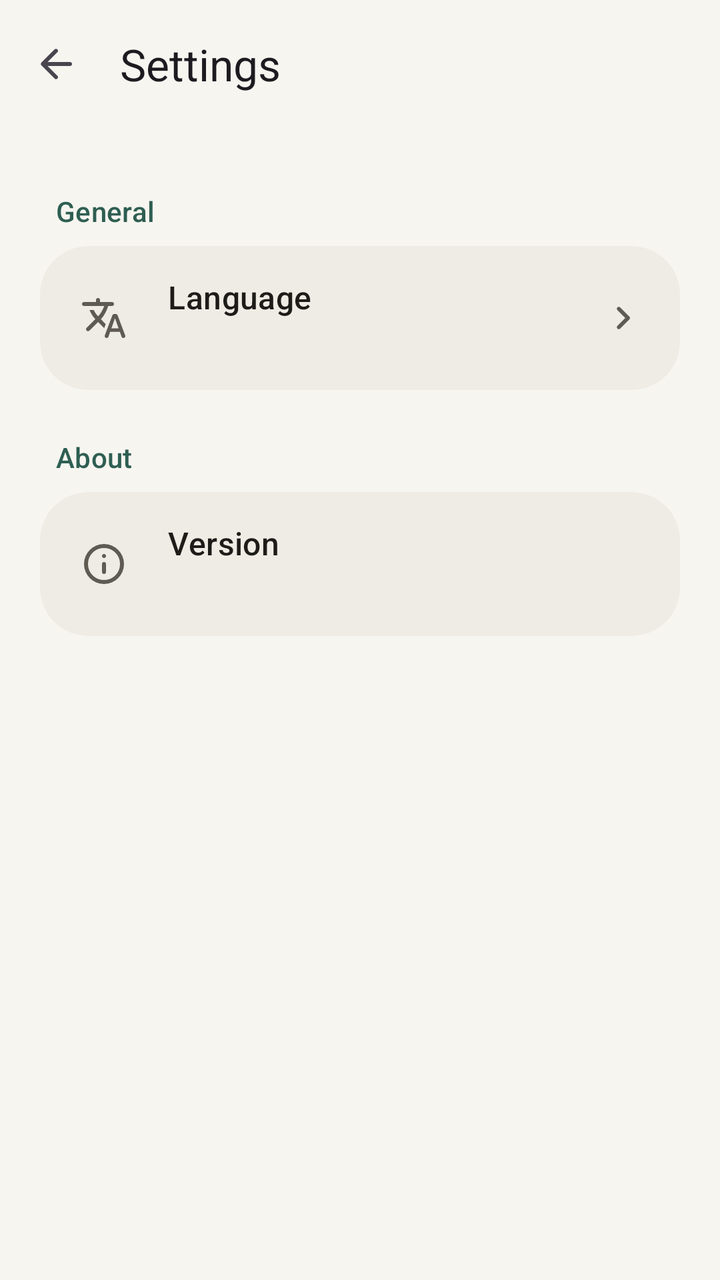
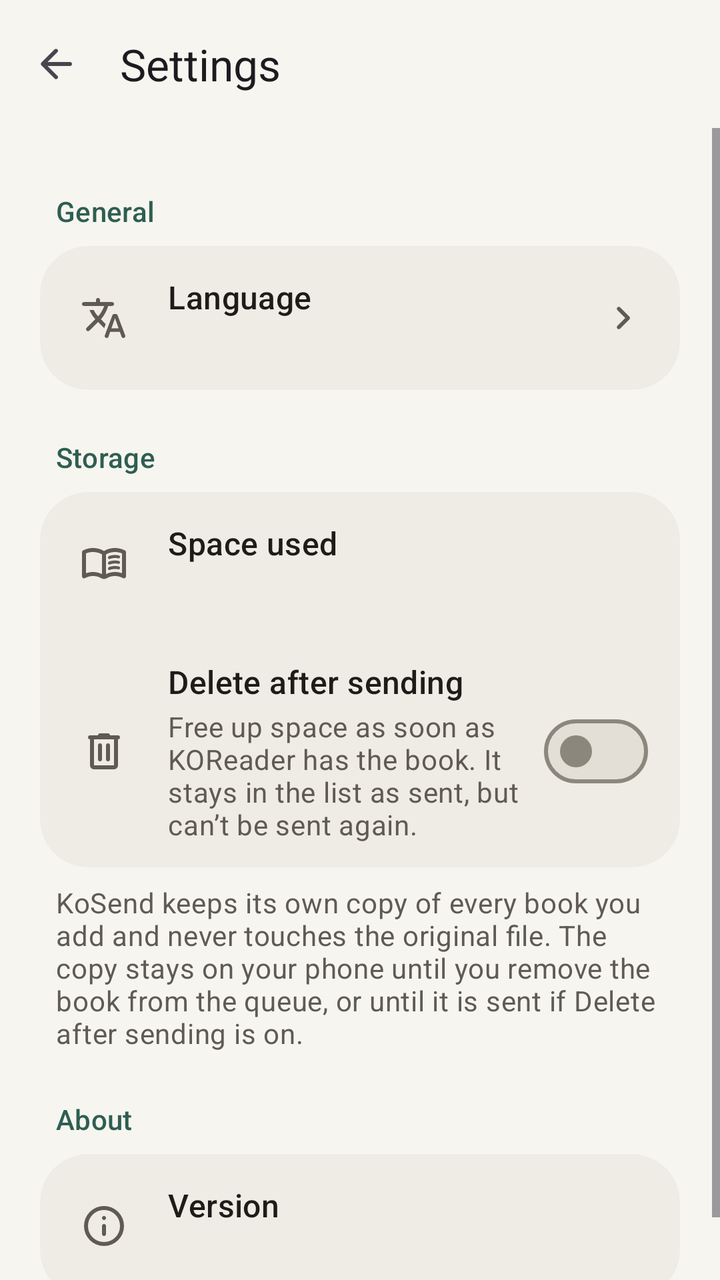

Before-and-after screenshots of an Android layout around one commit, followed by the original layout XML and the change that was made.
<!-- AndroidManifest.xml: application theme AppTheme -->
<!-- res/layout/activity_settings.xml -->
<?xml version="1.0" encoding="utf-8"?>
<LinearLayout xmlns:android="http://schemas.android.com/apk/res/android"
    xmlns:app="http://schemas.android.com/apk/res-auto"
    android:id="@+id/root"
    android:layout_width="match_parent"
    android:layout_height="match_parent"
    android:background="?android:attr/colorBackground"
    android:orientation="vertical">

    <com.google.android.material.appbar.MaterialToolbar
        android:id="@+id/toolbar"
        android:layout_width="match_parent"
        android:layout_height="?attr/actionBarSize"
        app:navigationContentDescription="@string/back"
        app:navigationIcon="@drawable/ic_arrow_back"
        app:title="@string/settings_title" />

    <ScrollView
        android:layout_width="match_parent"
        android:layout_height="match_parent">

        <LinearLayout
            android:layout_width="match_parent"
            android:layout_height="wrap_content"
            android:orientation="vertical"
            android:paddingStart="20dp"
            android:paddingTop="8dp"
            android:paddingEnd="20dp"
            android:paddingBottom="24dp">

            <TextView
                style="@style/SettingsSection"
                android:text="@string/settings_section_general" />

            <com.google.android.material.card.MaterialCardView
                style="?attr/materialCardViewFilledStyle"
                android:layout_width="match_parent"
                android:layout_height="wrap_content"
                app:cardBackgroundColor="?attr/colorSurfaceContainer"
                app:cardCornerRadius="24dp">

                <LinearLayout
                    android:id="@+id/language_row"
                    style="@style/SettingsRow">

                    <ImageView
                        style="@style/SettingsRowIcon"
                        android:src="@drawable/ic_translate" />

                    <LinearLayout style="@style/SettingsRowText">

                        <TextView
                            style="@style/SettingsRowTitle"
                            android:text="@string/settings_language" />

                        <TextView
                            android:id="@+id/language_value"
                            style="@style/SettingsRowValue" />
                    </LinearLayout>

                    <ImageView
                        android:layout_width="24dp"
                        android:layout_height="24dp"
                        android:importantForAccessibility="no"
                        android:src="@drawable/ic_chevron_right"
                        app:tint="?attr/colorOnSurfaceVariant" />
                </LinearLayout>
            </com.google.android.material.card.MaterialCardView>

            <TextView
                style="@style/SettingsSection"
                android:text="@string/settings_section_about" />

            <com.google.android.material.card.MaterialCardView
                style="?attr/materialCardViewFilledStyle"
                android:layout_width="match_parent"
                android:layout_height="wrap_content"
                app:cardBackgroundColor="?attr/colorSurfaceContainer"
                app:cardCornerRadius="24dp">

                <LinearLayout
                    style="@style/SettingsRow"
                    android:background="@null">

                    <ImageView
                        style="@style/SettingsRowIcon"
                        android:src="@drawable/ic_info" />

                    <LinearLayout style="@style/SettingsRowText">

                        <TextView
                            style="@style/SettingsRowTitle"
                            android:text="@string/settings_version" />

                        <TextView
                            android:id="@+id/version_value"
                            style="@style/SettingsRowValue" />
                    </LinearLayout>
                </LinearLayout>
            </com.google.android.material.card.MaterialCardView>
        </LinearLayout>
    </ScrollView>
</LinearLayout>
<!-- resources referenced by this layout -->
<resources>
  <string name="back">Back</string>
  <string name="settings_language">Language</string>
  <string name="settings_title">Settings</string>
  <string name="settings_version">Version</string>
  <color name="primary">#2E5E52</color>
  <color name="on_primary">#FFFFFF</color>
  <color name="primary_container">#D3E8E0</color>
  <color name="on_primary_container">#0E2A23</color>
  <color name="secondary_container">#E6E2D9</color>
  <color name="background">#F7F5F0</color>
  <color name="surface">#F7F5F0</color>
  <color name="surface_container">#EFECE5</color>
  <color name="surface_container_low">#FBFAF7</color>
  <color name="surface_container_high">#E9E5DD</color>
  <color name="on_surface">#1D1C19</color>
  <color name="on_surface_variant">#5F5B53</color>
  <color name="outline">#8C877D</color>
  <color name="outline_variant">#D6D1C7</color>
  <color name="error">#B3261E</color>
  <!-- unchanged entries left out for length: 15 -->
</resources>

<!-- the commit's change to res/layout/activity_settings.xml (unified diff, before → after) -->
@@ -69,6 +69,81 @@
 
             <TextView
                 style="@style/SettingsSection"
+                android:text="@string/settings_section_storage" />
+
+            <com.google.android.material.card.MaterialCardView
+                style="?attr/materialCardViewFilledStyle"
+                android:layout_width="match_parent"
+                android:layout_height="wrap_content"
+                app:cardBackgroundColor="?attr/colorSurfaceContainer"
+                app:cardCornerRadius="24dp">
+
+                <LinearLayout
+                    android:layout_width="match_parent"
+                    android:layout_height="wrap_content"
+                    android:orientation="vertical">
+
+                    <LinearLayout
+                        style="@style/SettingsRow"
+                        android:background="@null">
+
+                        <ImageView
+                            style="@style/SettingsRowIcon"
+                            android:src="@drawable/ic_menu_book" />
+
+                        <LinearLayout style="@style/SettingsRowText">
+
+                            <TextView
+                                style="@style/SettingsRowTitle"
+                                android:text="@string/settings_storage_used" />
+
+                            <TextView
+                                android:id="@+id/storage_value"
+                                style="@style/SettingsRowValue" />
+                        </LinearLayout>
+                    </LinearLayout>
+
+                    <LinearLayout
+                        android:id="@+id/delete_after_send_row"
+                        style="@style/SettingsRow">
+
+                        <ImageView
+                            style="@style/SettingsRowIcon"
+                            android:src="@drawable/ic_delete" />
+
+                        <LinearLayout style="@style/SettingsRowText">
+
+                            <TextView
+                                style="@style/SettingsRowTitle"
+                                android:text="@string/settings_delete_after_send" />
+
+                            <TextView
+                                style="@style/SettingsRowValue"
+                                android:text="@string/settings_delete_after_send_detail" />
+                        </LinearLayout>
+
+                        <com.google.android.material.materialswitch.MaterialSwitch
+                            android:id="@+id/delete_after_send_switch"
+                            android:layout_width="wrap_content"
+                            android:layout_height="wrap_content"
+                            android:layout_marginStart="12dp"
+                            android:clickable="false"
+                            android:focusable="false"
+                            android:importantForAccessibility="no" />
+                    </LinearLayout>
+                </LinearLayout>
+            </com.google.android.material.card.MaterialCardView>
+
+            <TextView
+                style="@style/SettingsRowValue"
+                android:layout_width="match_parent"
+                android:layout_marginTop="8dp"
+                android:paddingStart="8dp"
+                android:paddingEnd="8dp"
+                android:text="@string/settings_storage_note" />
+
+            <TextView
+                style="@style/SettingsSection"
                 android:text="@string/settings_section_about" />
 
             <com.google.android.material.card.MaterialCardView
<!-- resource entries referenced after the edit -->
@@ -1,7 +1,40 @@
 <!-- resources referenced by this layout -->
 <resources>
+  <!-- drawable ic_delete (drawable) -->
+  <?xml version="1.0" encoding="utf-8"?>
+  <vector xmlns:android="http://schemas.android.com/apk/res/android"
+      android:width="24dp"
+      android:height="24dp"
+      android:tint="?attr/colorControlNormal"
+      android:viewportWidth="960"
+      android:viewportHeight="960">
+      <group android:translateY="960">
+          <path
+              android:fillColor="@android:color/white"
+              android:pathData="M280-120q-33 0-56.5-23.5T200-200v-520q-17 0-28.5-11.5T160-760q0-17 11.5-28.5T200-800h160q0-17 11.5-28.5T400-840h160q17 0 28.5 11.5T600-800h160q17 0 28.5 11.5T800-760q0 17-11.5 28.5T760-720v520q0 33-23.5 56.5T680-120H280Zm400-600H280v520h400v-520ZM400-280q17 0 28.5-11.5T440-320v-280q0-17-11.5-28.5T400-640q-17 0-28.5 11.5T360-600v280q0 17 11.5 28.5T400-280Zm160 0q17 0 28.5-11.5T600-320v-280q0-17-11.5-28.5T560-640q-17 0-28.5 11.5T520-600v280q0 17 11.5 28.5T560-280ZM280-720v520-520Z" />
+      </group>
+  </vector>
+  <!-- drawable ic_menu_book (drawable) -->
+  <?xml version="1.0" encoding="utf-8"?>
+  <vector xmlns:android="http://schemas.android.com/apk/res/android"
+      android:width="24dp"
+      android:height="24dp"
+      android:tint="?attr/colorControlNormal"
+      android:viewportWidth="960"
+      android:viewportHeight="960">
+      <group android:translateY="960">
+          <path
+              android:fillColor="@android:color/white"
+              android:pathData="M260-320q47 0 91.5 10.5T440-278v-394q-41-24-87-36t-93-12q-36 0-71.5 7T120-692v396q35-12 69.5-18t70.5-6Zm260 42q44-21 88.5-31.5T700-320q36 0 70.5 6t69.5 18v-396q-33-14-68.5-21t-71.5-7q-47 0-93 12t-87 36v394Zm-40 97q-14 0-26.5-3.5T430-194q-39-23-82-34.5T260-240q-42 0-82.5 11T100-198q-21 11-40.5-1T40-234v-482q0-11 5.5-21T62-752q46-24 96-36t102-12q58 0 113.5 15T480-740q51-30 106.5-45T700-800q52 0 102 12t96 36q11 5 16.5 15t5.5 21v482q0 23-19.5 35t-40.5 1q-37-20-77.5-31T700-240q-45 0-88 11.5T530-194q-11 6-23.5 9.5T480-181ZM280-494Zm280-115q0-9 6.5-18.5T581-640q29-10 58-15t61-5q20 0 39.5 2.5T778-651q9 2 15.5 10t6.5 18q0 17-11 25t-28 4q-14-3-29.5-4.5T700-600q-26 0-51 5t-48 13q-18 7-29.5-1T560-609Zm0 220q0-9 6.5-18.5T581-420q29-10 58-15t61-5q20 0 39.5 2.5T778-431q9 2 15.5 10t6.5 18q0 17-11 25t-28 4q-14-3-29.5-4.5T700-380q-26 0-51 4.5T601-363q-18 7-29.5-.5T560-389Zm0-110q0-9 6.5-18.5T581-530q29-10 58-15t61-5q20 0 39.5 2.5T778-541q9 2 15.5 10t6.5 18q0 17-11 25t-28 4q-14-3-29.5-4.5T700-490q-26 0-51 5t-48 13q-18 7-29.5-1T560-499Z" />
+      </group>
+  </vector>
   <string name="back">Back</string>
+  <string name="settings_delete_after_send">Delete after sending</string>
+  <string name="settings_delete_after_send_detail">Free up space as soon as KOReader has the book. It stays in the list as sent, but can’t be sent again.</string>
   <string name="settings_language">Language</string>
+  <string name="settings_section_storage">Storage</string>
+  <string name="settings_storage_note">KoSend keeps its own copy of every book you add and never touches the original file. The copy stays on your phone until you remove the book from the queue, or until it is sent if Delete after sending is on.</string>
+  <string name="settings_storage_used">Space used</string>
   <string name="settings_title">Settings</string>
   <string name="settings_version">Version</string>
   <color name="primary">#2E5E52</color>
